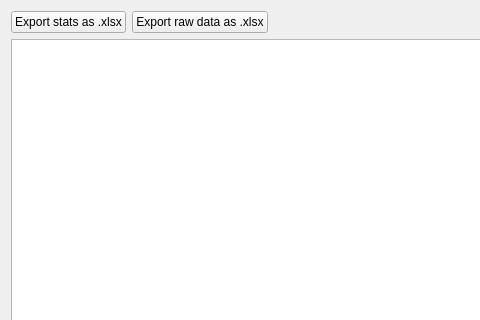
Before: the Qt Designer form uiDesigns/StatWindow.ui in ym3141/EasyFlowQ, drawn with Qt 5; both pictures show x 0 to 480 and y 0 to 320 of the 1200 by 900 pixel window.
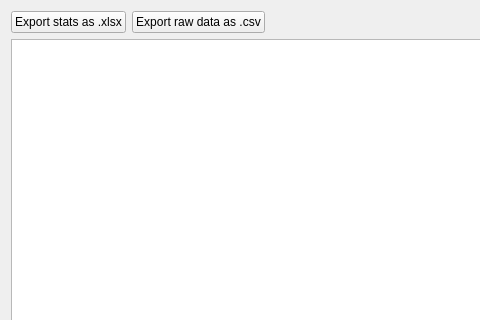
After: the same form once the commit is applied.

Commit message: Refined the exporting raw data function

```diff
--- a/uiDesigns/StatWindow.ui
+++ b/uiDesigns/StatWindow.ui
@@ -26,7 +26,7 @@
      <item>
       <widget class="QPushButton" name="exportDataPB">
        <property name="text">
-        <string>Export raw data as .xlsx</string>
+        <string>Export raw data as .csv</string>
        </property>
       </widget>
      </item>
```
The commit also changes 5 other files.
